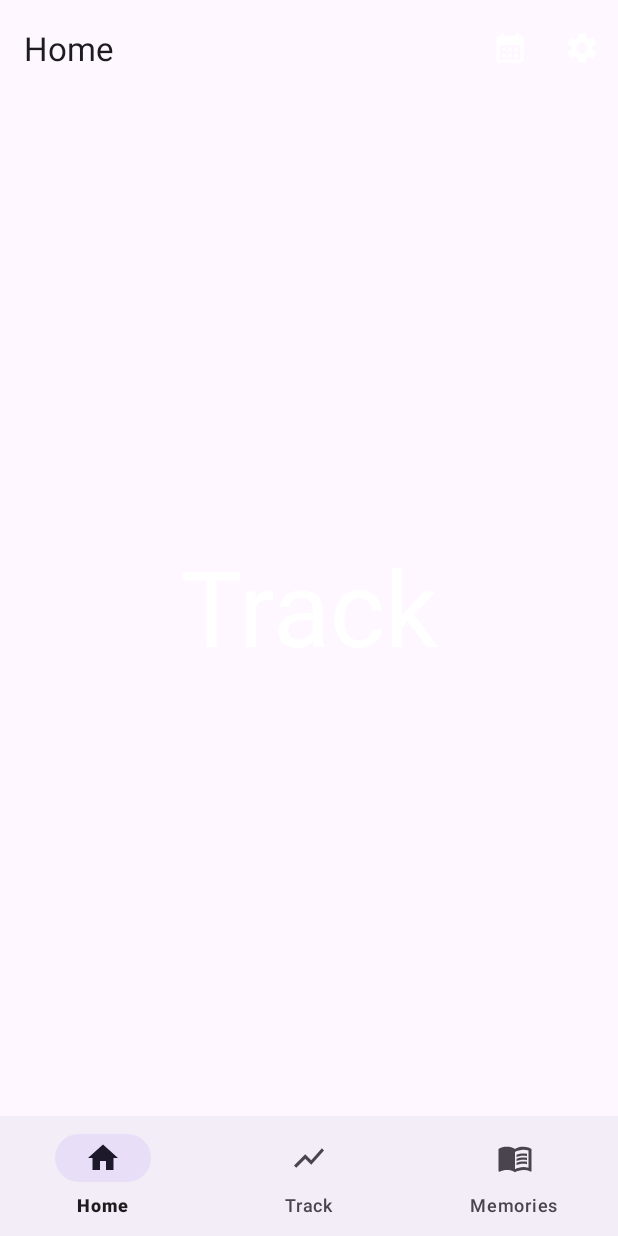
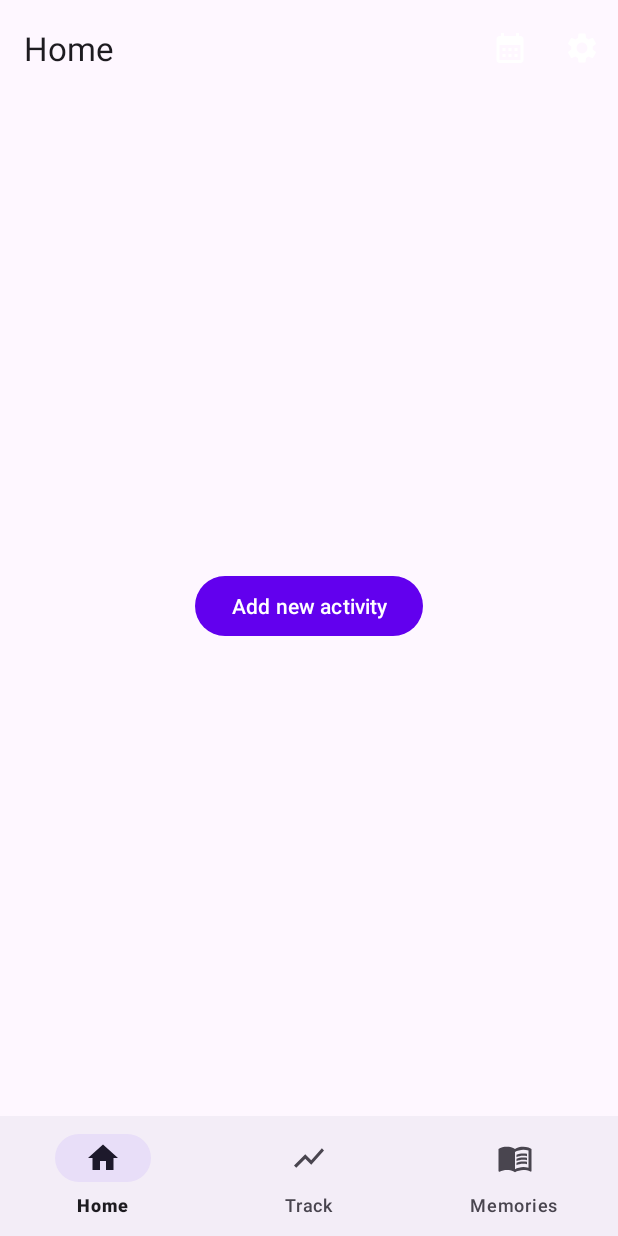
Before and after one commit to jankrokos/Bambino, an Android app: the TrackFragment screen opened through its navigation route, on a phone screen of 412 x 824 dp. Run offline under Robolectric (Android 15) with nearby library versions, the phone set to English and light mode, and no system bars; our stand-ins replace Room's generated code, data binding, navigation-ui.

Commit message:
Created fragment for adding action

```diff
--- a/app/src/main/java/com/example/bambino/track/TrackFragment.kt
+++ b/app/src/main/java/com/example/bambino/track/TrackFragment.kt
@@ -5,7 +5,10 @@ import androidx.fragment.app.Fragment
 import android.view.LayoutInflater
 import android.view.View
 import android.view.ViewGroup
+import androidx.lifecycle.Observer
 import androidx.lifecycle.ViewModelProvider
+import androidx.navigation.fragment.findNavController
+import com.example.bambino.R
 import com.example.bambino.database.ActionsDatabase
 import com.example.bambino.databinding.FragmentTrackBinding
 
@@ -30,6 +33,14 @@ class TrackFragment : Fragment() {
         binding.lifecycleOwner = this
 
 
+        trackViewModel.navigateToSleepQuality.observe(viewLifecycleOwner) {
+            if (it) {
+                this.findNavController().navigate(R.id.action_trackFragment_to_actionFragment)
+                trackViewModel.doneNavigating()
+            }
+        }
+
+
         return binding.root
     }
 }
--- a/app/src/main/java/com/example/bambino/track/TrackViewModel.kt
+++ b/app/src/main/java/com/example/bambino/track/TrackViewModel.kt
@@ -2,8 +2,26 @@ package com.example.bambino.track
 
 import android.app.Application
 import androidx.lifecycle.AndroidViewModel
+import androidx.lifecycle.LiveData
+import androidx.lifecycle.MutableLiveData
 import com.example.bambino.database.ActionsDatabaseDao
 
 class TrackViewModel(
     val database: ActionsDatabaseDao,
-    application: Application) : AndroidViewModel(application)
+    application: Application
+) : AndroidViewModel(application) {
+
+    private val _navigateToActionCreation = MutableLiveData<Boolean>()
+    val navigateToSleepQuality: LiveData<Boolean>
+        get() = _navigateToActionCreation
+
+
+    fun onAddAction() {
+        _navigateToActionCreation.value = true
+    }
+
+    fun doneNavigating() {
+        _navigateToActionCreation.value = false
+    }
+
+}
--- /dev/null
+++ b/app/src/main/res/drawable/ic_baseline_airline_seat_legroom_normal_24.xml
@@ -0,0 +1,5 @@
+<vector android:height="24dp" android:tint="#000000"
+    android:viewportHeight="24" android:viewportWidth="24"
+    android:width="24dp" xmlns:android="http://schemas.android.com/apk/res/android">
+    <path android:fillColor="@android:color/white" android:pathData="M5,12L5,3L3,3v9c0,2.76 2.24,5 5,5h6v-2L8,15c-1.66,0 -3,-1.34 -3,-3zM20.5,18L19,18v-7c0,-1.1 -0.9,-2 -2,-2h-5L12,3L6,3v8c0,1.65 1.35,3 3,3h7v7h4.5c0.83,0 1.5,-0.67 1.5,-1.5s-0.67,-1.5 -1.5,-1.5z"/>
+</vector>
--- /dev/null
+++ b/app/src/main/res/drawable/ic_baseline_bathtub_24.xml
@@ -0,0 +1,6 @@
+<vector android:height="24dp" android:tint="#000000"
+    android:viewportHeight="24" android:viewportWidth="24"
+    android:width="24dp" xmlns:android="http://schemas.android.com/apk/res/android">
+    <path android:fillColor="@android:color/white" android:pathData="M7,7m-2,0a2,2 0,1 1,4 0a2,2 0,1 1,-4 0"/>
+    <path android:fillColor="@android:color/white" android:pathData="M20,13V4.83C20,3.27 18.73,2 17.17,2c-0.75,0 -1.47,0.3 -2,0.83l-1.25,1.25C13.76,4.03 13.59,4 13.41,4c-0.4,0 -0.77,0.12 -1.08,0.32l2.76,2.76c0.2,-0.31 0.32,-0.68 0.32,-1.08c0,-0.18 -0.03,-0.34 -0.07,-0.51l1.25,-1.25C16.74,4.09 16.95,4 17.17,4C17.63,4 18,4.37 18,4.83V13h-6.85c-0.3,-0.21 -0.57,-0.45 -0.82,-0.72l-1.4,-1.55c-0.19,-0.21 -0.43,-0.38 -0.69,-0.5C7.93,10.08 7.59,10 7.24,10C6,10.01 5,11.01 5,12.25V13H2v6c0,1.1 0.9,2 2,2c0,0.55 0.45,1 1,1h14c0.55,0 1,-0.45 1,-1c1.1,0 2,-0.9 2,-2v-6H20z"/>
+</vector>
--- /dev/null
+++ b/app/src/main/res/drawable/ic_baseline_fastfood_24.xml
@@ -0,0 +1,5 @@
+<vector android:height="24dp" android:tint="#000000"
+    android:viewportHeight="24" android:viewportWidth="24"
+    android:width="24dp" xmlns:android="http://schemas.android.com/apk/res/android">
+    <path android:fillColor="@android:color/white" android:pathData="M18.06,22.99h1.66c0.84,0 1.53,-0.64 1.63,-1.46L23,5.05h-5L18,1h-1.97v4.05h-4.97l0.3,2.34c1.71,0.47 3.31,1.32 4.27,2.26 1.44,1.42 2.43,2.89 2.43,5.29v8.05zM1,21.99L1,21h15.03v0.99c0,0.55 -0.45,1 -1.01,1L2.01,22.99c-0.56,0 -1.01,-0.45 -1.01,-1zM16.03,14.99c0,-8 -15.03,-8 -15.03,0h15.03zM1.02,17h15v2h-15z"/>
+</vector>
--- a/app/src/main/res/layout/fragment_track.xml
+++ b/app/src/main/res/layout/fragment_track.xml
@@ -15,16 +15,17 @@
         android:layout_height="match_parent"
         tools:context=".track.TrackFragment">
 
-        <TextView
+
+        <Button
+            android:id="@+id/button"
             android:layout_width="wrap_content"
             android:layout_height="wrap_content"
-            android:text="@string/track"
-            android:textColor="#ffffff"
-            android:textSize="70sp"
+            android:text="@string/add_new_activity"
             app:layout_constraintBottom_toBottomOf="parent"
             app:layout_constraintEnd_toEndOf="parent"
             app:layout_constraintStart_toStartOf="parent"
-            app:layout_constraintTop_toTopOf="parent" />
+            app:layout_constraintTop_toTopOf="parent"
+            android:onClick="@{()->trackViewModel.onAddAction()}"/>
 
     </androidx.constraintlayout.widget.ConstraintLayout>
 </layout>
--- a/app/src/main/res/navigation/navigation_main.xml
+++ b/app/src/main/res/navigation/navigation_main.xml
@@ -14,10 +14,23 @@
         android:id="@+id/trackFragment"
         android:name="com.example.bambino.track.TrackFragment"
         android:label="@string/track"
-        tools:layout="@layout/fragment_track" />
+        tools:layout="@layout/fragment_track" >
+        <action
+            android:id="@+id/action_trackFragment_to_actionFragment"
+            app:destination="@id/actionFragment" />
+    </fragment>
     <fragment
         android:id="@+id/memoriesFragment"
         android:name="com.example.bambino.memories.MemoriesFragment"
         android:label="@string/memories"
         tools:layout="@layout/fragment_memories" />
+    <fragment
+        android:id="@+id/actionFragment"
+        android:name="com.example.bambino.action.ActionFragment"
+        android:label="fragment_action"
+        tools:layout="@layout/fragment_action" >
+        <action
+            android:id="@+id/action_actionFragment_to_trackFragment"
+            app:destination="@id/trackFragment" />
+    </fragment>
 </navigation>
--- a/app/src/main/res/values/strings.xml
+++ b/app/src/main/res/values/strings.xml
@@ -11,4 +11,9 @@
     <string name="hello_blank_fragment">Hello blank fragment</string>
     <string name="page_name">Home</string>
     <string name="click_to_change_photo">Click to change photo</string>
+    <string name="bath">Bath</string>
+    <string name="sleep">Sleep</string>
+    <string name="diaper">Diaper</string>
+    <string name="eat">Eat</string>
+    <string name="add_new_activity">Add new activity</string>
 </resources>
```
Also changed, not shown: app/src/main/java/com/example/bambino/action/ActionFragment.kt (added, +20 -0 lines), app/src/main/res/drawable/ic_baseline_bedroom_child_24.xml (added, +7 -0 lines), app/src/main/res/layout/fragment_action.xml (added, +57 -0 lines), app/src/main/res/values/styles.xml (added, +14 -0 lines).
